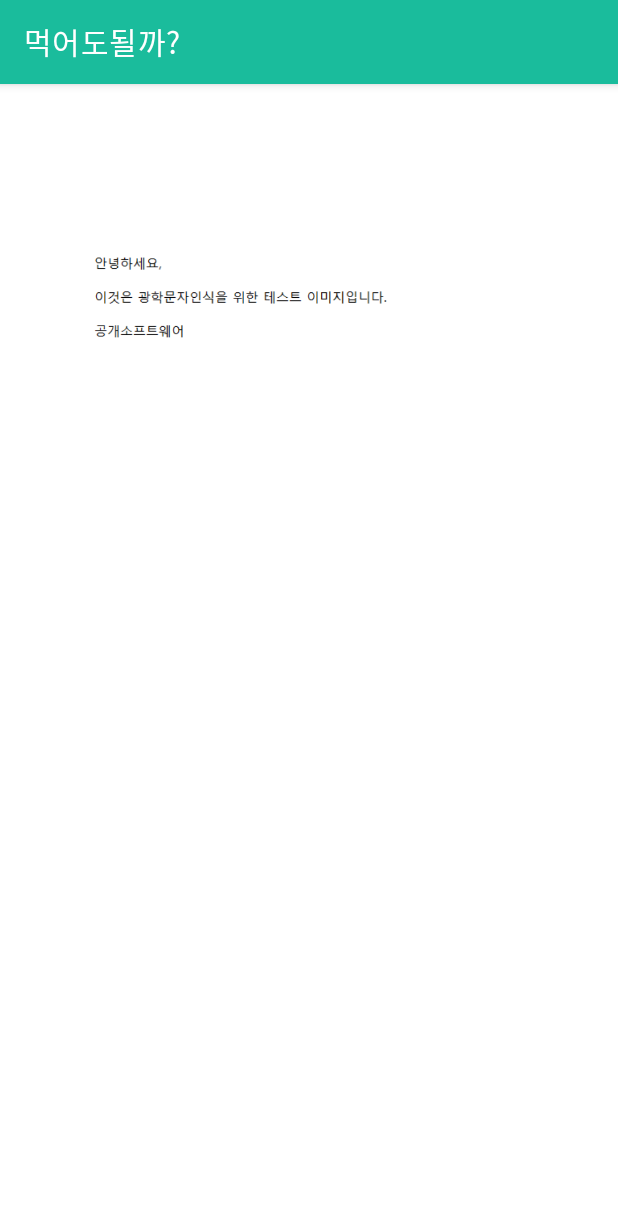
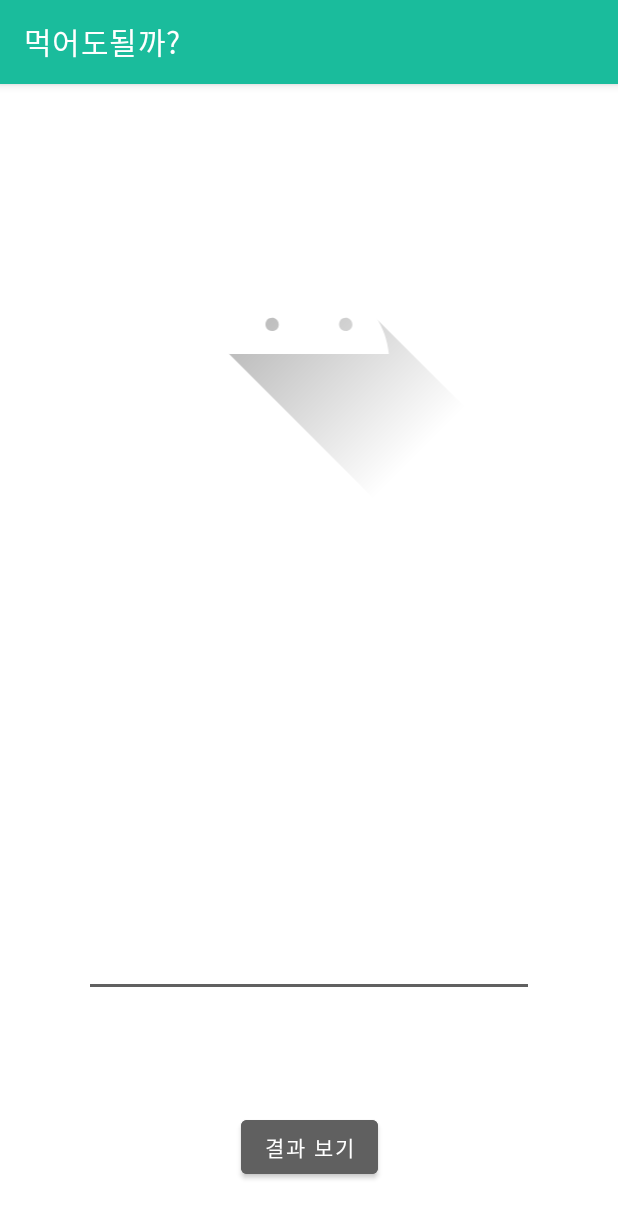
Before and after one commit to CSID-DGU/2021-2-OSSP2-Drugger-3, an Android app: the ocrActivity screen opened directly, with no data from a screen before it, on a phone screen of 412 x 824 dp. Shown: the top 1218 px of the screen. Run offline under Robolectric (Android 15) with nearby library versions, the phone set to English and light mode, and no system bars; libraries missing offline, so code that uses them is left out: com.googlecode.tesseract, org.opencv.android, org.opencv.core, org.opencv.imgproc; pictures from the network do not load; 7 statements that could not run were skipped.

Commit message:
[refactor/front] refactor OCR layout & intent text - #31

```diff
--- a/frontend/app/src/main/AndroidManifest.xml
+++ b/frontend/app/src/main/AndroidManifest.xml
@@ -14,11 +14,15 @@
         android:supportsRtl="true"
         android:theme="@style/Theme.Frontend">
         <activity
+            android:name=".TempActivity"
+            android:exported="false" />
+        <activity
             android:name=".CropActivity"
             android:exported="false" />
         <activity android:name="com.theartofdev.edmodo.cropper.CropImageActivity" />
         <activity
             android:name=".ocrActivity"
+            android:windowSoftInputMode="adjustPan"
             android:exported="false" />
         <activity
             android:name=".JoinActivity"
--- a/frontend/app/src/main/java/com/example/frontend/ocrActivity.kt
+++ b/frontend/app/src/main/java/com/example/frontend/ocrActivity.kt
@@ -1,5 +1,7 @@
 package com.example.frontend
 
+import android.content.Context
+import android.content.Intent
 import android.content.res.AssetManager
 import android.graphics.Bitmap
 import android.graphics.BitmapFactory
@@ -11,6 +13,7 @@ import android.os.Bundle
 import android.provider.MediaStore
 import android.util.Log
 import android.widget.Toast
+import androidx.core.widget.doAfterTextChanged
 import com.example.frontend.databinding.ActivityOcrBinding
 import com.googlecode.tesseract.android.TessBaseAPI
 import org.opencv.android.OpenCVLoader
@@ -21,6 +24,7 @@ import org.opencv.imgproc.Imgproc.medianBlur
 import org.opencv.imgproc.Imgproc.threshold
 import java.io.*
 import java.lang.Exception
+import java.util.*
 
 class ocrActivity : AppCompatActivity() {
 
@@ -52,31 +56,32 @@ class ocrActivity : AppCompatActivity() {
         val strImageUri = intent.getStringExtra("URI")
         val imageUri = Uri.parse(strImageUri)
 
+        binding.inputImg.setImageURI(imageUri)
+
         //ImageProcessing
-        /*
         var resultImage: Bitmap? = null
         imageUri?.let{ uri ->
             //get Bitmap Img from URI
-            val image = getBitmap(uri)
+            resultImage = getBitmap(uri)
 
             //get grayedBitmap from Bitmap Img
-            val grayedImage = image?.let { mkGray(it) }
+            resultImage = resultImage?.let { mkGray(it) }
 
             //get binary Img
-            val binaryImage = grayedImage?.let { mkBinary(it) }
+            resultImage = resultImage?.let { mkBinary(it) }
 
             //remove noise
-            resultImage = binaryImage?.let { removeNoise(it) }
+            resultImage = resultImage?.let { removeNoise(it) }
         }
-        binding.imageView4.setImageBitmap(resultImage)
+
+        /* for test.png
+        var testImg = BitmapFactory.decodeResource(resources, R.drawable.test)
+        testImg = mkGray(testImg)
+        testImg = mkBinary(grayedImg)
+        testImg = removeNoise(binaryImg)
+
+        binding.inputImg.setImageBitmap(testImg)
         */
-
-        var testImg = BitmapFactory.decodeResource(resources, R.drawable.test)
-        //testImg = mkGray(testImg)
-        //testImg = mkBinary(grayedImg)
-        //testImg = removeNoise(binaryImg)
-
-        binding.imageView4.setImageBitmap(testImg)
 
         //OCR with tess-two
         dataPath = "$filesDir/tesseract/" //for language data
@@ -87,8 +92,39 @@ class ocrActivity : AppCompatActivity() {
         tess = TessBaseAPI()
         tess.init(dataPath, lang)
 
-        val resultText = processOCR(testImg)
-        binding.result.text = resultText
+        val resultText = processOCR(resultImage)
+        binding.returnOCR.setText(resultText)
+
+        //OCR로 처리된 기본 텍스트 값
+        var inputText = resultText
+
+        //사용자 수정후 update
+        binding.returnOCR.doAfterTextChanged {
+            inputText = binding.returnOCR.text.toString()
+        }
+
+        binding.gotoSelect.setOnClickListener() {
+            //전달 텍스트가 없는 경우, 에러 토스트 메세지 출력
+            if(inputText.isEmpty() || inputText.isBlank()){
+                Toast.makeText(this, "입력이 없습니다, \n검색하고자하는 약물을 제대로 입력해주세요!", Toast.LENGTH_SHORT).show()
+            }
+            //goto Select Activity with String Arr
+            else{
+                //inputText -> selectActivity로 전달
+                val intent = Intent(this, TempActivity::class.java)
+                intent.putExtra("input", inputText)
+                startActivity(intent)
+            }
+        }
+    }
+
+    //get ImageUri from Bitmap image
+    private fun getImageUri(context: Context, img: Bitmap): Uri{
+        val bytes = ByteArrayOutputStream()
+        img.compress(Bitmap.CompressFormat.JPEG, 100, bytes)
+        val path = MediaStore.Images.Media.insertImage(
+            context.getContentResolver(), img, "title_" + Calendar.getInstance().getTime(), null)
+        return Uri.parse(path)
     }
 
     //OCR Processing
--- a/frontend/app/src/main/res/layout/activity_ocr.xml
+++ b/frontend/app/src/main/res/layout/activity_ocr.xml
@@ -7,23 +7,38 @@
     tools:context=".ocrActivity">
 
     <ImageView
-        android:id="@+id/imageView4"
-        android:layout_width="289dp"
-        android:layout_height="226dp"
+        android:id="@+id/inputImg"
+        android:layout_width="300dp"
+        android:layout_height="250dp"
         android:layout_marginTop="32dp"
         app:layout_constraintEnd_toEndOf="parent"
         app:layout_constraintStart_toStartOf="parent"
         app:layout_constraintTop_toTopOf="parent"
         app:srcCompat="@drawable/ic_launcher_foreground" />
 
-    <TextView
-        android:id="@+id/result"
-        android:layout_width="311dp"
-        android:layout_height="136dp"
+    <EditText
+        android:id="@+id/returnOCR"
+        android:layout_width="300dp"
+        android:layout_height="250dp"
         android:layout_marginTop="32dp"
-        android:text="TextView"
+        android:layout_marginBottom="32dp"
+        android:inputType="none"
+        android:scrollbars="vertical"
+        android:text=""
+        app:layout_constraintBottom_toTopOf="@+id/gotoSelect"
         app:layout_constraintEnd_toEndOf="parent"
         app:layout_constraintStart_toStartOf="parent"
-        app:layout_constraintTop_toBottomOf="@+id/imageView4" />
+        app:layout_constraintTop_toBottomOf="@+id/inputImg" />
+
+    <Button
+        android:id="@+id/gotoSelect"
+        android:layout_width="wrap_content"
+        android:layout_height="wrap_content"
+        android:layout_marginBottom="35dp"
+        android:backgroundTint="@color/actionColor"
+        android:text="결과 보기"
+        app:layout_constraintBottom_toBottomOf="parent"
+        app:layout_constraintEnd_toEndOf="parent"
+        app:layout_constraintStart_toStartOf="parent" />
 
 </androidx.constraintlayout.widget.ConstraintLayout>
```
Also changed, not shown: frontend/app/src/main/java/com/example/frontend/TempActivity.kt (added, +20 -0 lines), frontend/app/src/main/res/layout/activity_temp.xml (added, +18 -0 lines).
